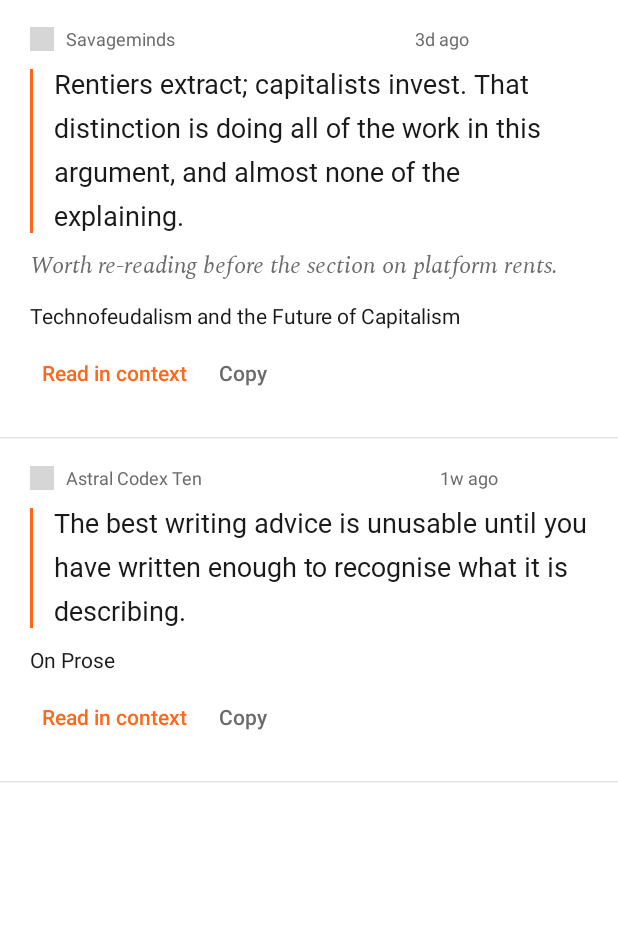
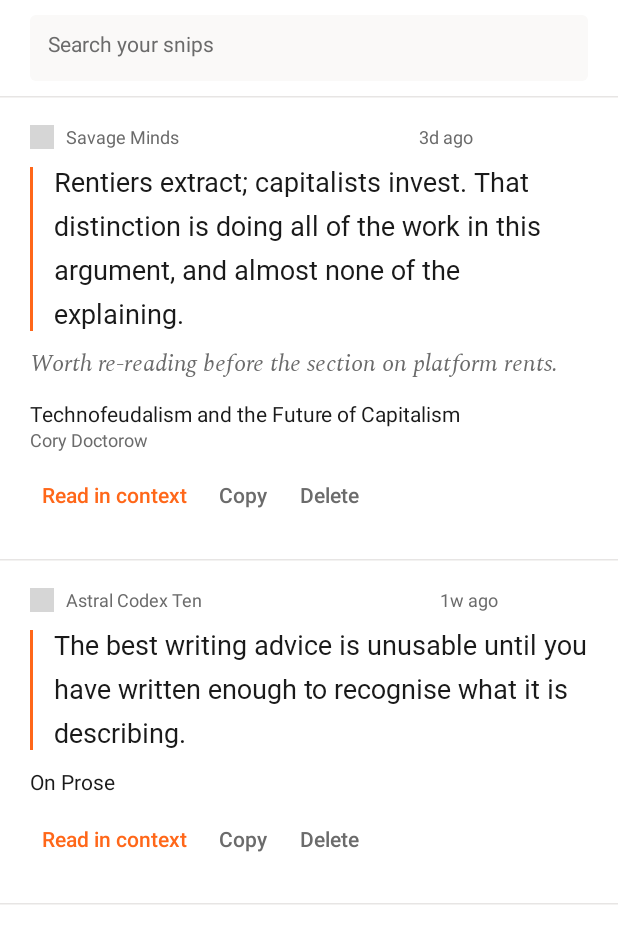
Before and after one commit to sakdittoeth/Snipnsave, an Android app built with Jetpack Compose: the @Preview function LibraryPreview, on a phone screen of 412 x 824 dp. Shown: the top 944 px of the screen. Run offline under Robolectric (Android 15) with nearby library versions, the phone set to English and light mode, and no system bars; our stand-ins replace Room's generated code; pictures from the network do not load; Roboto replaces fonts that are not available here; grey boxes are pictures that could not be loaded.

Commit message:
Step 6: search, delete, undo
Search covers the passage, note, title, publication and author as one blob,
which is what the prototype does. It runs as a Room query rather than a
filter over a collected list, so the work stays off the main thread and an
empty query is simply the unfiltered library — one observer for both states.

Delete asks nothing first. A confirmation dialog interrupts everyone,
including the many who meant it; an undo interrupts nobody and is a better
answer for the few who didn't. The row is re-inserted with its original id,
so an undone snip returns to its place in the list rather than to the top.

The search field is built from BasicTextField. Material's TextField brings an
indicator line, a floating label and a container tint, all of which argue
with §6 — this is a tint-filled box and nothing else.

Two empty states now, and they say different things: a library with nothing
in it invites a first snip; a search with no matches says what search looks
at, so the next attempt is better aimed.

Co-Authored-By: Claude Opus 5 <noreply@anthropic.com>
Claude-Session: https://claude.ai/code/session_0144Lhi2Fdr3oK4YJpNFk7E5

```diff
--- a/android/app/src/main/java/app/snips/ui/LibraryScreen.kt
+++ b/android/app/src/main/java/app/snips/ui/LibraryScreen.kt
@@ -3,6 +3,7 @@ package app.snips.ui
 import androidx.compose.foundation.layout.Arrangement
 import androidx.compose.foundation.layout.Column
 import androidx.compose.foundation.layout.fillMaxSize
+import androidx.compose.foundation.layout.fillMaxWidth
 import androidx.compose.foundation.layout.padding
 import androidx.compose.foundation.lazy.LazyColumn
 import androidx.compose.foundation.lazy.items
@@ -22,20 +23,38 @@ import app.snips.ui.theme.SnipTheme
 @Composable
 fun LibraryScreen(
     snips: List<Snip>,
+    query: String,
+    onQueryChange: (String) -> Unit,
+    onClearQuery: () -> Unit,
     onRead: (Snip) -> Unit,
     onCopy: (Snip) -> Unit,
+    onDelete: (Snip) -> Unit,
     modifier: Modifier = Modifier,
 ) {
-    if (snips.isEmpty()) {
-        EmptyLibrary(modifier)
-        return
-    }
+    Column(modifier.fillMaxSize()) {
+        // The field stays put while a search is running, so clearing it is
+        // always within reach. It only disappears for a library with nothing
+        // in it at all, where there is nothing to search.
+        if (snips.isNotEmpty() || query.isNotEmpty()) {
+            SearchField(query = query, onQueryChange = onQueryChange, onClear = onClearQuery)
+            HorizontalDivider(color = SnipTheme.colors.hair)
+        }
 
-    LazyColumn(modifier.fillMaxSize()) {
-        items(snips, key = { it.id }) { snip ->
-            SnipCard(snip = snip, onRead = { onRead(snip) }, onCopy = { onCopy(snip) })
-            // Hairlines, not elevation — §6.
-            HorizontalDivider(color = SnipTheme.colors.hair)
+        when {
+            snips.isNotEmpty() -> LazyColumn(Modifier.fillMaxSize()) {
+                items(snips, key = { it.id }) { snip ->
+                    SnipCard(
+                        snip = snip,
+                        onRead = { onRead(snip) },
+                        onCopy = { onCopy(snip) },
+                        onDelete = { onDelete(snip) },
+                    )
+                    // Hairlines, not elevation — §6.
+                    HorizontalDivider(color = SnipTheme.colors.hair)
+                }
+            }
+            query.isNotEmpty() -> NoMatches(query)
+            else -> EmptyLibrary()
         }
     }
 }
@@ -46,19 +65,37 @@ fun LibraryScreen(
  */
 @Composable
 private fun EmptyLibrary(modifier: Modifier = Modifier) {
+    Message(
+        headline = "Your first snip goes here.",
+        detail = "Select a passage while you're reading, then share it to Snips.",
+        modifier = modifier,
+    )
+}
+
+@Composable
+private fun NoMatches(query: String, modifier: Modifier = Modifier) {
+    Message(
+        headline = "Nothing matches “$query”.",
+        detail = "Search looks at the passage, the note, the title and who wrote it.",
+        modifier = modifier,
+    )
+}
+
+@Composable
+private fun Message(headline: String, detail: String, modifier: Modifier = Modifier) {
     Column(
-        modifier = modifier.fillMaxSize().padding(40.dp),
+        modifier = modifier.fillMaxSize().fillMaxWidth().padding(40.dp),
         verticalArrangement = Arrangement.Center,
         horizontalAlignment = Alignment.CenterHorizontally,
     ) {
         Text(
-            "Your first snip goes here.",
+            headline,
             style = PassageStyle,
             color = SnipTheme.colors.ink,
             textAlign = TextAlign.Center,
         )
         Text(
-            "Select a passage while you're reading, then share it to Snips.",
+            detail,
             style = MaterialTheme.typography.bodySmall,
             color = SnipTheme.colors.muted,
             textAlign = TextAlign.Center,
@@ -80,8 +117,9 @@ private fun LibraryPreview() {
                         "the work in this argument, and almost none of the explaining.",
                     url = "https://savageminds.substack.com/p/technofeudalism-and-the-future-of",
                     note = "Worth re-reading before the section on platform rents.",
-                    publication = "Savageminds",
+                    publication = "Savage Minds",
                     title = "Technofeudalism and the Future of Capitalism",
+                    author = "Cory Doctorow",
                     savedAt = now - 86_400_000L * 3,
                 ),
                 Snip(
@@ -94,8 +132,12 @@ private fun LibraryPreview() {
                     savedAt = now - 86_400_000L * 12,
                 ),
             ),
+            query = "",
+            onQueryChange = {},
+            onClearQuery = {},
             onRead = {},
             onCopy = {},
+            onDelete = {},
         )
     }
 }
@@ -105,3 +147,9 @@ private fun LibraryPreview() {
 private fun EmptyLibraryPreview() {
     SnipTheme { EmptyLibrary() }
 }
+
+@Preview(showBackground = true)
+@Composable
+private fun NoMatchesPreview() {
+    SnipTheme { NoMatches("technofeudalism") }
+}
--- /dev/null
+++ b/android/app/src/main/java/app/snips/ui/SearchField.kt
@@ -0,0 +1,79 @@
+package app.snips.ui
+
+import androidx.compose.foundation.background
+import androidx.compose.foundation.layout.Box
+import androidx.compose.foundation.layout.Row
+import androidx.compose.foundation.layout.fillMaxWidth
+import androidx.compose.foundation.layout.padding
+import androidx.compose.foundation.shape.RoundedCornerShape
+import androidx.compose.foundation.text.BasicTextField
+import androidx.compose.foundation.text.KeyboardActions
+import androidx.compose.foundation.text.KeyboardOptions
+import androidx.compose.material3.LocalTextStyle
+import androidx.compose.material3.MaterialTheme
+import androidx.compose.material3.Text
+import androidx.compose.material3.TextButton
+import androidx.compose.runtime.Composable
+import androidx.compose.ui.Alignment
+import androidx.compose.ui.Modifier
+import androidx.compose.ui.draw.clip
+import androidx.compose.ui.graphics.SolidColor
+import androidx.compose.ui.platform.LocalSoftwareKeyboardController
+import androidx.compose.ui.text.input.ImeAction
+import androidx.compose.ui.unit.dp
+import app.snips.ui.theme.SnipTheme
+
+/**
+ * Built from BasicTextField rather than Material's TextField, which brings an
+ * indicator line, a floating label and a container tint that all argue with
+ * §6. This is a tint-filled box and nothing else — chrome that stays quiet
+ * while the passages do the talking.
+ */
+@Composable
+fun SearchField(
+    query: String,
+    onQueryChange: (String) -> Unit,
+    onClear: () -> Unit,
+    modifier: Modifier = Modifier,
+) {
+    val colors = SnipTheme.colors
+    val keyboard = LocalSoftwareKeyboardController.current
+
+    Row(
+        modifier
+            .fillMaxWidth()
+            .padding(horizontal = 20.dp, vertical = 10.dp)
+            .clip(RoundedCornerShape(4.dp))
+            .background(colors.tint)
+            .padding(start = 12.dp, end = 4.dp),
+        verticalAlignment = Alignment.CenterVertically,
+    ) {
+        Box(Modifier.weight(1f).padding(vertical = 12.dp)) {
+            if (query.isEmpty()) {
+                Text(
+                    "Search your snips",
+                    style = MaterialTheme.typography.bodyMedium,
+                    color = colors.muted,
+                )
+            }
+            BasicTextField(
+                value = query,
+                onValueChange = onQueryChange,
+                singleLine = true,
+                textStyle = LocalTextStyle.current.merge(
+                    MaterialTheme.typography.bodyMedium.copy(color = colors.ink),
+                ),
+                cursorBrush = SolidColor(colors.mark),
+                keyboardOptions = KeyboardOptions(imeAction = ImeAction.Search),
+                keyboardActions = KeyboardActions(onSearch = { keyboard?.hide() }),
+                modifier = Modifier.fillMaxWidth(),
+            )
+        }
+
+        if (query.isNotEmpty()) {
+            TextButton(onClick = onClear) {
+                Text("Clear", style = MaterialTheme.typography.labelLarge, color = colors.muted)
+            }
+        }
+    }
+}
--- a/android/app/src/main/java/app/snips/ui/SnipCard.kt
+++ b/android/app/src/main/java/app/snips/ui/SnipCard.kt
@@ -50,6 +50,7 @@ fun SnipCard(
     snip: Snip,
     onRead: () -> Unit,
     onCopy: () -> Unit,
+    onDelete: () -> Unit,
     modifier: Modifier = Modifier,
 ) {
     val colors = SnipTheme.colors
@@ -156,9 +157,9 @@ fun SnipCard(
         Spacer(Modifier.height(6.dp))
 
         // ---- actions ----
-        // Delete arrives in step 6. "Read in context" is offered only when
-        // there is a link to follow — a snip saved without one is still worth
-        // keeping, but the action would do nothing.
+        // "Read in context" is offered only when there is a link to follow —
+        // a snip saved without one is still worth keeping, but the action
+        // would do nothing.
         Row {
             if (snip.url.isNotEmpty()) {
                 TextButton(onClick = onRead, contentPadding = ActionPadding) {
@@ -171,6 +172,11 @@ fun SnipCard(
             }
             TextButton(onClick = onCopy, contentPadding = ActionPadding) {
                 Text("Copy", style = MaterialTheme.typography.labelLarge, color = colors.muted)
+            }
+            // No confirmation dialog: undo is the gentler answer, and it
+            // doesn't interrupt anyone who meant it.
+            TextButton(onClick = onDelete, contentPadding = ActionPadding) {
+                Text("Delete", style = MaterialTheme.typography.labelLarge, color = colors.muted)
             }
         }
     }
@@ -195,6 +201,7 @@ private fun SnipCardPreview() {
             ),
             onRead = {},
             onCopy = {},
+            onDelete = {},
         )
     }
 }
--- a/android/app/src/main/res/values/strings.xml
+++ b/android/app/src/main/res/values/strings.xml
@@ -5,4 +5,6 @@
     <string name="snip_saved">Snip saved</string>
     <string name="copied">Copied</string>
     <string name="no_browser">No browser available to open this</string>
+    <string name="snip_deleted">Snip deleted</string>
+    <string name="undo">Undo</string>
 </resources>
```
Also changed, not shown: android/app/src/main/java/app/snips/MainActivity.kt (+36 -4 lines), android/app/src/main/java/app/snips/data/SnipDao.kt (+22 -0 lines), android/app/src/main/java/app/snips/ui/LibraryViewModel.kt (added, +57 -0 lines), 1 other file.
